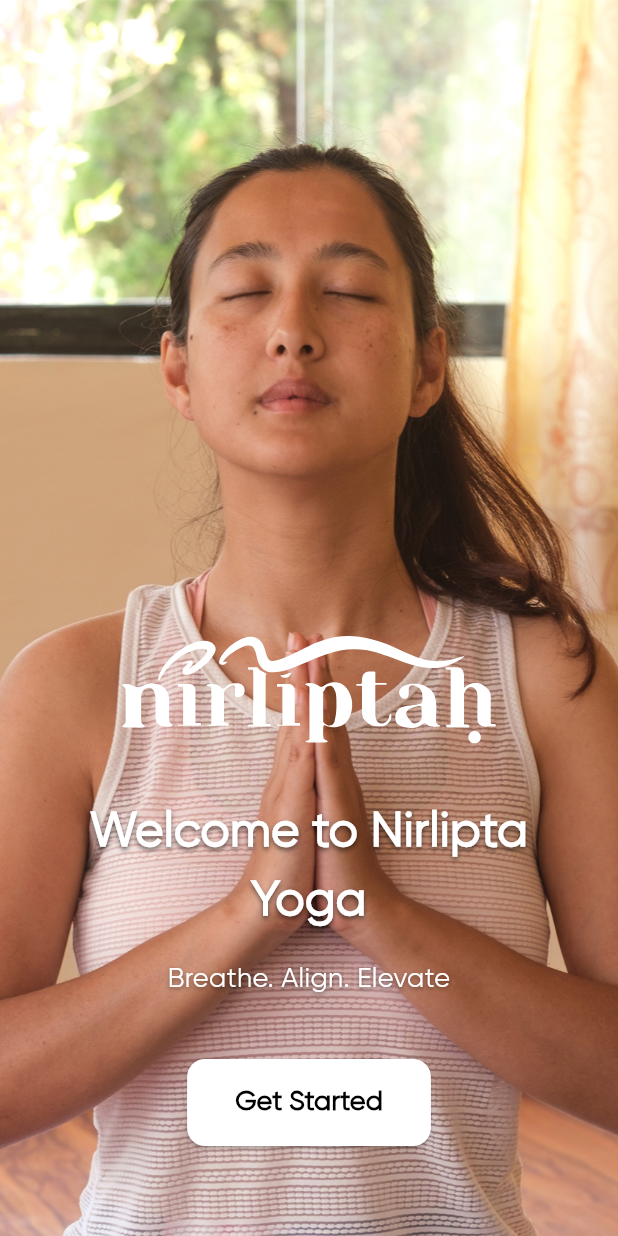
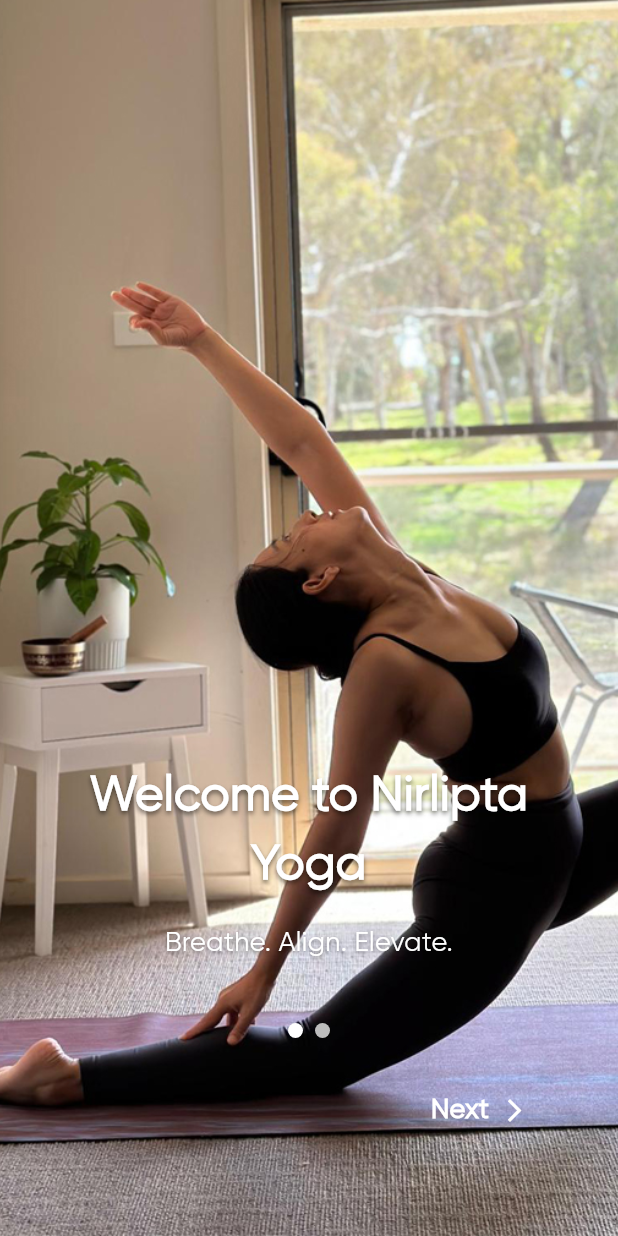
Before and after one commit to ashishmool/nirlipta-yoga-mobile, a Flutter app: the screen it shows after launch, on a phone screen of 412 x 824 dp. Run offline on Flutter 3.47's test engine with Material 3 defaults, Android fonts, the phone set to English and light mode, and no system bars; our stand-ins replace flutter_svg, lottie; project files that could hold a hidden picture were left out.

Commit message:
Onboarding Screen
-- Changed Landing to Onboarding and added two screens for onboarding.
-- Next, Skip and Previous functions integrated
-- Breadcrumbs styling

```diff
--- a/nirlipta_yoga_mobile/lib/app.dart
+++ b/nirlipta_yoga_mobile/lib/app.dart
@@ -1,5 +1,5 @@
 import 'package:flutter/material.dart';
-import 'package:nirlipta_yoga_mobile/view/app_landing_screen_view.dart';
+import 'package:nirlipta_yoga_mobile/view/onboarding_screen_view.dart';
 import 'package:nirlipta_yoga_mobile/view/auth/request_password_screen_view.dart';
 import 'package:nirlipta_yoga_mobile/view/auth/verify_otp_screen_view.dart';
 import 'package:nirlipta_yoga_mobile/view/dashboard/student_dashboard_screen_view.dart';
@@ -21,7 +21,7 @@
       initialRoute: '/', // Initial route
       routes: {
         '/': (context) => const SplashScreenView(), // Splash View
-        '/landing': (context) => const AppLandingScreenView(), // Splash View
+        '/landing': (context) => const OnboardingScreenView(), // Onboarding
         '/login': (context) => const LoginScreenView(), // Login View
         '/register': (context) => const RegisterScreenView(), // Register View
         '/request-password': (context) => const RequestPasswordScreenView(), // Request Password
--- a/nirlipta_yoga_mobile/lib/view/app_landing_screen_view.dart
+++ /dev/null
@@ -1,108 +0,0 @@
-import 'package:flutter/material.dart';
-
-import '../common/logo.dart';
-
-class AppLandingScreenView extends StatelessWidget {
-  const AppLandingScreenView({super.key});
-
-  @override
-  Widget build(BuildContext context) {
-    return Scaffold(
-      body: Stack(
-        children: [
-          // Background Image
-          Container(
-            decoration: const BoxDecoration(
-              image: DecorationImage(
-                image: AssetImage('assets/images/landing.jpg'),
-                fit: BoxFit.cover,
-              ),
-            ),
-          ),
-          // Content Overlay
-          Align(
-            alignment: Alignment.center,
-            child: Padding(
-              padding: const EdgeInsets.symmetric(horizontal: 36.0),
-              child: Column(
-                mainAxisAlignment: MainAxisAlignment.end,
-                crossAxisAlignment: CrossAxisAlignment.center,
-                children: [
-                  // Logo
-                  const Logo.white(height: 100.0),
-
-                  const SizedBox(height: 24),
-
-                  // Title
-                  Text(
-                    'Welcome to Nirlipta Yoga',
-                    textAlign: TextAlign.center,
-                    style: TextStyle(
-                      fontSize: 32,
-                      fontWeight: FontWeight.bold,
-                      color: Colors.white,
-                      shadows: [
-                        Shadow(
-                          offset: Offset(0, 2),
-                          blurRadius: 4.0,
-                          color: Colors.black54,
-                        ),
-                      ],
-                    ),
-                  ),
-
-                  const SizedBox(height: 16),
-
-                  // Description
-                  Text(
-                    'Breathe. Align. Elevate',
-                    textAlign: TextAlign.center,
-                    style: TextStyle(
-                      fontSize: 18,
-                      color: Colors.white,
-                      shadows: [
-                        Shadow(
-                          offset: Offset(0, 1),
-                          blurRadius: 3.0,
-                          color: Colors.black45,
-                        ),
-                      ],
-                    ),
-                  ),
-
-                  const SizedBox(height: 40),
-
-                  // Get Started Button
-                  ElevatedButton(
-                    onPressed: () {
-                      Navigator.pushNamed(context, '/login');
-                    },
-                    style: ElevatedButton.styleFrom(
-                      backgroundColor: Colors.white,
-                      shape: RoundedRectangleBorder(
-                        borderRadius: BorderRadius.circular(12.0),
-                      ),
-                      padding: const EdgeInsets.symmetric(
-                        vertical: 16.0,
-                        horizontal: 32.0,
-                      ),
-                    ),
-                    child: Text(
-                      'Get Started',
-                      style: TextStyle(
-                        fontSize: 18,
-                        fontWeight: FontWeight.w600,
-                        color: Colors.black,
-                      ),
-                    ),
-                  ),
-                  const SizedBox(height: 60),
-                ],
-              ),
-            ),
-          ),
-        ],
-      ),
-    );
-  }
-}
--- /dev/null
+++ b/nirlipta_yoga_mobile/lib/view/onboarding_screen_view.dart
@@ -0,0 +1,201 @@
+import 'package:flutter/material.dart';
+
+class OnboardingScreenView extends StatefulWidget {
+  const OnboardingScreenView({Key? key}) : super(key: key);
+
+  @override
+  _OnboardingScreenViewState createState() => _OnboardingScreenViewState();
+}
+
+class _OnboardingScreenViewState extends State<OnboardingScreenView> {
+  final PageController _pageController = PageController();
+  int _currentPage = 0;
+
+  final List<Map<String, String>> onboardingData = [
+    {
+      "image": "assets/images/onboarding-1.jpg",
+      "title": "Welcome to Nirlipta Yoga",
+      "description": "Breathe. Align. Elevate.",
+    },
+    {
+      "image": "assets/images/onboarding-2.jpg",
+      "title": "Transform Your Mind",
+      "description": "Discover peace and balance in every moment.",
+    },
+  ];
+
+  void _onNextPressed() {
+    if (_currentPage < onboardingData.length - 1) {
+      _pageController.nextPage(
+        duration: const Duration(milliseconds: 300),
+        curve: Curves.easeInOut,
+      );
+    } else {
+      Navigator.pushReplacementNamed(context, '/login');
+    }
+  }
+
+  void _onBackPressed() {
+    if (_currentPage > 0) {
+      _pageController.previousPage(
+        duration: const Duration(milliseconds: 300),
+        curve: Curves.easeInOut,
+      );
+    }
+  }
+
+  @override
+  Widget build(BuildContext context) {
+    return Scaffold(
+      body: Stack(
+        children: [
+          // PageView for Onboarding Slides
+          PageView.builder(
+            controller: _pageController,
+            itemCount: onboardingData.length,
+            onPageChanged: (index) {
+              setState(() {
+                _currentPage = index;
+              });
+            },
+            itemBuilder: (context, index) {
+              return Stack(
+                children: [
+                  // Background Image
+                  Container(
+                    decoration: BoxDecoration(
+                      image: DecorationImage(
+                        image: AssetImage(onboardingData[index]["image"]!),
+                        fit: BoxFit.cover,
+                      ),
+                    ),
+                  ),
+                  // Content Overlay
+                  Align(
+                    alignment: Alignment.center,
+                    child: Padding(
+                      padding: const EdgeInsets.symmetric(horizontal: 36.0),
+                      child: Column(
+                        mainAxisAlignment: MainAxisAlignment.end,
+                        crossAxisAlignment: CrossAxisAlignment.center,
+                        children: [
+                          // Title
+                          Text(
+                            onboardingData[index]["title"]!,
+                            textAlign: TextAlign.center,
+                            style: const TextStyle(
+                              fontSize: 32,
+                              fontWeight: FontWeight.bold,
+                              color: Colors.white,
+                              shadows: [
+                                Shadow(
+                                  offset: Offset(0, 2),
+                                  blurRadius: 4.0,
+                                  color: Colors.black54,
+                                ),
+                              ],
+                            ),
+                          ),
+                          const SizedBox(height: 16),
+
+                          // Description
+                          Text(
+                            onboardingData[index]["description"]!,
+                            textAlign: TextAlign.center,
+                            style: const TextStyle(
+                              fontSize: 18,
+                              color: Colors.white,
+                              shadows: [
+                                Shadow(
+                                  offset: Offset(0, 1),
+                                  blurRadius: 3.0,
+                                  color: Colors.black45,
+                                ),
+                              ],
+                            ),
+                          ),
+                          const SizedBox(height: 40),
+
+                          // Breadcrumbs
+                          _buildBreadcrumb(),
+                          const SizedBox(height: 24),
+
+                          // Back and Next Buttons
+                          Row(
+                            mainAxisAlignment: MainAxisAlignment.spaceBetween,
+                            children: [
+                              if (_currentPage > 0)
+                                TextButton(
+                                  onPressed: _onBackPressed,
+                                  child: const Text(
+                                    'Back',
+                                    style: TextStyle(
+                                      color: Colors.white,
+                                      fontSize: 16,
+                                    ),
+                                  ),
+                                )
+                              else
+                                const SizedBox.shrink(),
+                              ElevatedButton(
+                                onPressed: _onNextPressed,
+                                style: ElevatedButton.styleFrom(
+                                  backgroundColor: Colors.transparent,
+                                  shadowColor: Colors.transparent,
+                                  shape: RoundedRectangleBorder(
+                                    borderRadius: BorderRadius.circular(12.0),
+                                  ),
+                                ),
+                                child: Row(
+                                  mainAxisSize: MainAxisSize.min,
+                                  children: const [
+                                    Text(
+                                      'Next',
+                                      style: TextStyle(
+                                        fontSize: 18,
+                                        fontWeight: FontWeight.w600,
+                                        color: Colors.white,
+                                      ),
+                                    ),
+                                    SizedBox(width: 8),
+                                    Icon(
+                                      Icons.arrow_forward_ios,
+                                      color: Colors.white,
+                                      size: 18,
+                                    ),
+                                  ],
+                                ),
+                              ),
+                            ],
+                          ),
+                          const SizedBox(height: 60),
+                        ],
+                      ),
+                    ),
+                  ),
+                ],
+              );
+            },
+          ),
+        ],
+      ),
+    );
+  }
+
+  Widget _buildBreadcrumb() {
+    return Row(
+      mainAxisAlignment: MainAxisAlignment.center,
+      children: List.generate(onboardingData.length, (index) {
+        return Container(
+          margin: const EdgeInsets.symmetric(horizontal: 4),
+          width: 10,
+          height: 10,
+          decoration: BoxDecoration(
+            color: _currentPage == index ? Colors.white : Colors.grey[400],
+            shape: BoxShape.circle,
+          ),
+        );
+      }),
+    );
+  }
+}
```
Also changed, not shown: nirlipta_yoga_mobile/assets/images/onboarding-1.jpg (added), nirlipta_yoga_mobile/assets/images/onboarding-2.jpg (added).
